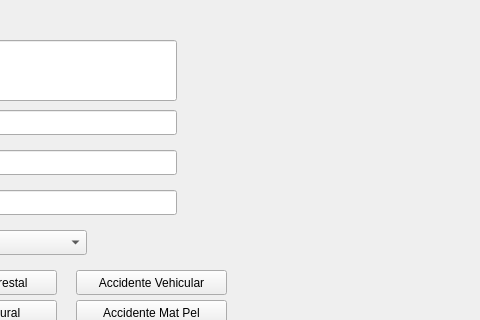
Before: the Qt Designer form OnlineRoutingMapper_dialog_base_agendar_pedido.ui in valetobares11/EmergencyDispatcher, drawn with Qt 5; both pictures show x 284 to 764 and y 0 to 320 of the 764 by 533 pixel window.
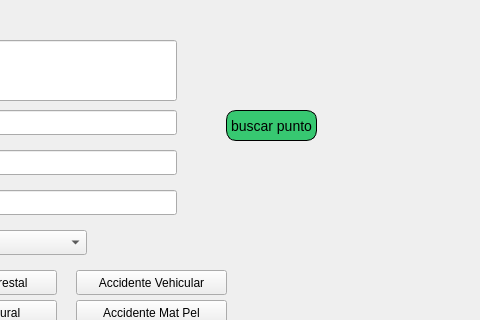
After: the same form once the commit is applied.

Commit message: metodo nuevo en util

Patch:
```diff
--- a/OnlineRoutingMapper_dialog_base_agendar_pedido.ui
+++ b/OnlineRoutingMapper_dialog_base_agendar_pedido.ui
@@ -291,6 +291,31 @@
     <string>Emerg Varias</string>
    </property>
   </widget>
+  <widget class="QPushButton" name="buscarPunto">
+   <property name="geometry">
+    <rect>
+     <x>510</x>
+     <y>110</y>
+     <width>91</width>
+     <height>31</height>
+    </rect>
+   </property>
+   <property name="styleSheet">
+    <string notr="true">QPushButton {
+font-size:14px;
+background-color:#37c871;
+border-radius: 10px;
+border: 1px solid black;
+}
+
+QPushButton:hover {
+background-color: #2CA02C;
+}</string>
+   </property>
+   <property name="text">
+    <string>buscar punto</string>
+   </property>
+  </widget>
  </widget>
  <resources/>
  <connections/>
```
The commit also changes 2 other files.
